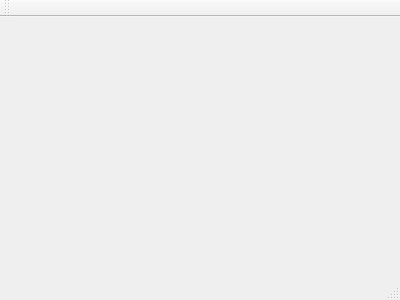
AndreaCorna/Configurator_Ibeacon, file configurator.ui: the form before one commit.
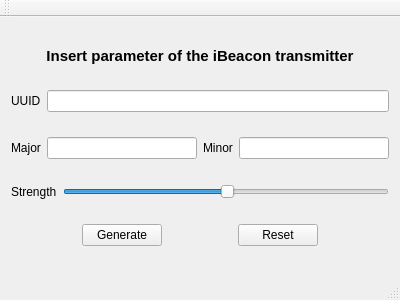
The form after the commit.

Commit message: add graphic components

```diff
--- a/configurator.ui
+++ b/configurator.ui
@@ -12,13 +12,205 @@
   <property name="windowTitle" >
    <string>Configurator</string>
   </property>
-  <widget class="QMenuBar" name="menuBar" />
-  <widget class="QToolBar" name="mainToolBar" />
-  <widget class="QWidget" name="centralWidget" />
-  <widget class="QStatusBar" name="statusBar" />
+  <widget class="QWidget" name="centralWidget">
+   <layout class="QVBoxLayout" name="verticalLayout">
+    <item>
+     <widget class="QLabel" name="label">
+      <property name="sizePolicy">
+       <sizepolicy hsizetype="Preferred" vsizetype="Fixed">
+        <horstretch>0</horstretch>
+        <verstretch>0</verstretch>
+       </sizepolicy>
+      </property>
+      <property name="font">
+       <font>
+        <pointsize>11</pointsize>
+        <weight>75</weight>
+        <italic>false</italic>
+        <bold>true</bold>
+        <underline>false</underline>
+        <strikeout>false</strikeout>
+       </font>
+      </property>
+      <property name="text">
+       <string>Insert parameter of the iBeacon transmitter</string>
+      </property>
+      <property name="alignment">
+       <set>Qt::AlignCenter</set>
+      </property>
+     </widget>
+    </item>
+    <item>
+     <layout class="QHBoxLayout" name="horizontalLayout">
+      <item>
+       <widget class="QLabel" name="label_2">
+        <property name="text">
+         <string>UUID</string>
+        </property>
+       </widget>
+      </item>
+      <item>
+       <widget class="QLineEdit" name="lineUUID"/>
+      </item>
+     </layout>
+    </item>
+    <item>
+     <layout class="QHBoxLayout" name="horizontalLayout_3">
+      <item>
+       <widget class="QLabel" name="label_3">
+        <property name="text">
+         <string>Major</string>
+        </property>
+       </widget>
+      </item>
+      <item>
+       <widget class="QLineEdit" name="lineMajor">
+        <property name="toolTip">
+         <string extracomment="From 0 to 65536"/>
+        </property>
+        <property name="statusTip">
+         <string/>
+        </property>
+        <property name="inputMethodHints">
+         <set>Qt::ImhNone</set>
+        </property>
+        <property name="text">
+         <string/>
+        </property>
+        <property name="placeholderText">
+         <string/>
+        </property>
+       </widget>
+      </item>
+      <item>
+       <widget class="QLabel" name="label_4">
+        <property name="text">
+         <string>Minor</string>
+        </property>
+       </widget>
+      </item>
+      <item>
+       <widget class="QLineEdit" name="lineMinor">
+        <property name="toolTip">
+         <string/>
+        </property>
+        <property name="statusTip">
+         <string/>
+        </property>
+        <property name="inputMask">
+         <string/>
+        </property>
+        <property name="text">
+         <string/>
+        </property>
+        <property name="placeholderText">
+         <string/>
+        </property>
+       </widget>
+      </item>
+     </layout>
+    </item>
+    <item>
+     <layout class="QHBoxLayout" name="horizontalLayout_4">
+      <item>
+       <widget class="QLabel" name="label_5">
+        <property name="text">
+         <string>Strength</string>
+        </property>
+       </widget>
+      </item>
+      <item>
+       <widget class="QSlider" name="horizontalSlider">
+        <property name="value">
+         <number>50</number>
+        </property>
+        <property name="orientation">
+         <enum>Qt::Horizontal</enum>
+        </property>
+       </widget>
+      </item>
+     </layout>
+    </item>
+    <item>
+     <layout class="QHBoxLayout" name="horizontalLayout_2">
+      <item>
+       <spacer name="horizontalSpacer">
+        <property name="orientation">
+         <enum>Qt::Horizontal</enum>
+        </property>
+        <property name="sizeHint" stdset="0">
+         <size>
+          <width>40</width>
+          <height>20</height>
+         </size>
+        </property>
+       </spacer>
+      </item>
+      <item>
+       <widget class="QPushButton" name="generateButton">
+        <property name="text">
+         <string>Generate</string>
+        </property>
+       </widget>
+      </item>
+      <item>
+       <spacer name="horizontalSpacer_2">
+        <property name="orientation">
+         <enum>Qt::Horizontal</enum>
+        </property>
+        <property name="sizeHint" stdset="0">
+         <size>
+          <width>40</width>
+          <height>20</height>
+         </size>
+        </property>
+       </spacer>
+      </item>
+      <item>
+       <widget class="QPushButton" name="resetButton">
+        <property name="text">
+         <string>Reset</string>
+        </property>
+       </widget>
+      </item>
+      <item>
+       <spacer name="horizontalSpacer_3">
+        <property name="orientation">
+         <enum>Qt::Horizontal</enum>
+        </property>
+        <property name="sizeHint" stdset="0">
+         <size>
+          <width>40</width>
+          <height>20</height>
+         </size>
+        </property>
+       </spacer>
+      </item>
+     </layout>
+    </item>
+   </layout>
+  </widget>
+  <widget class="QMenuBar" name="menuBar">
+   <property name="geometry">
+    <rect>
+     <x>0</x>
+     <y>0</y>
+     <width>400</width>
+     <height>20</height>
+    </rect>
+   </property>
+  </widget>
+  <widget class="QToolBar" name="mainToolBar">
+   <attribute name="toolBarArea">
+    <enum>TopToolBarArea</enum>
+   </attribute>
+   <attribute name="toolBarBreak">
+    <bool>false</bool>
+   </attribute>
+  </widget>
+  <widget class="QStatusBar" name="statusBar"/>
  </widget>
- <layoutDefault spacing="6" margin="11" />
- <pixmapfunction></pixmapfunction>
+ <layoutdefault spacing="6" margin="11"/>
  <resources/>
  <connections/>
 </ui>
```
Left out of the diff: 46 changed lines with no effect on the pictures. The commit also changes 2 other files.
